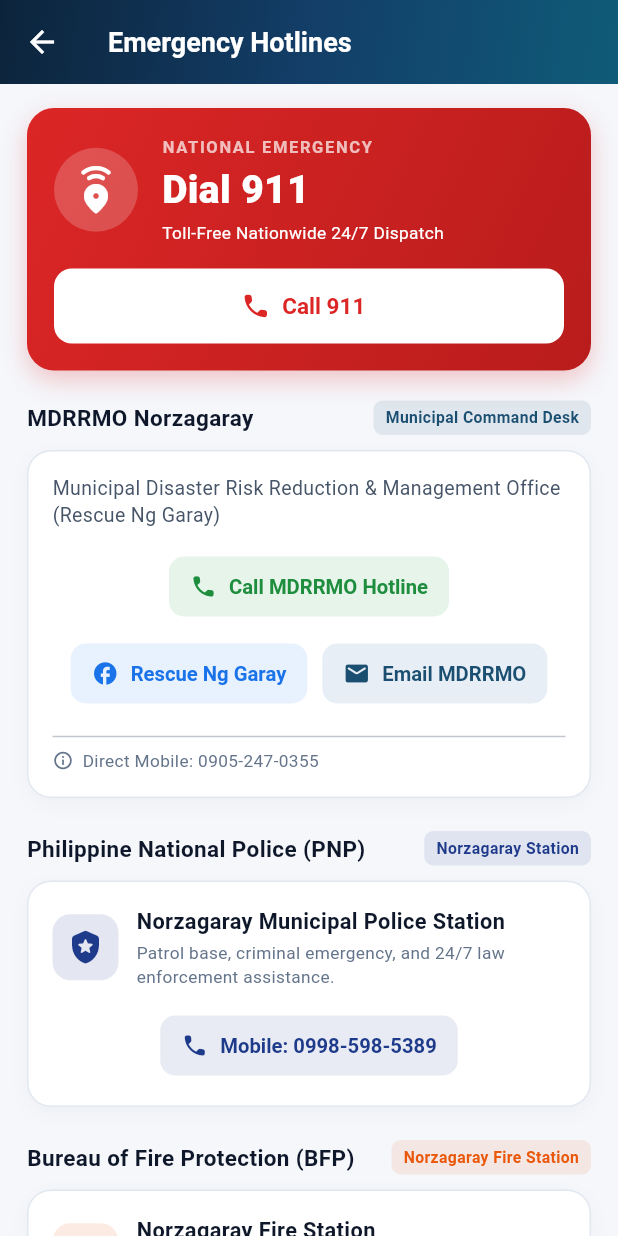
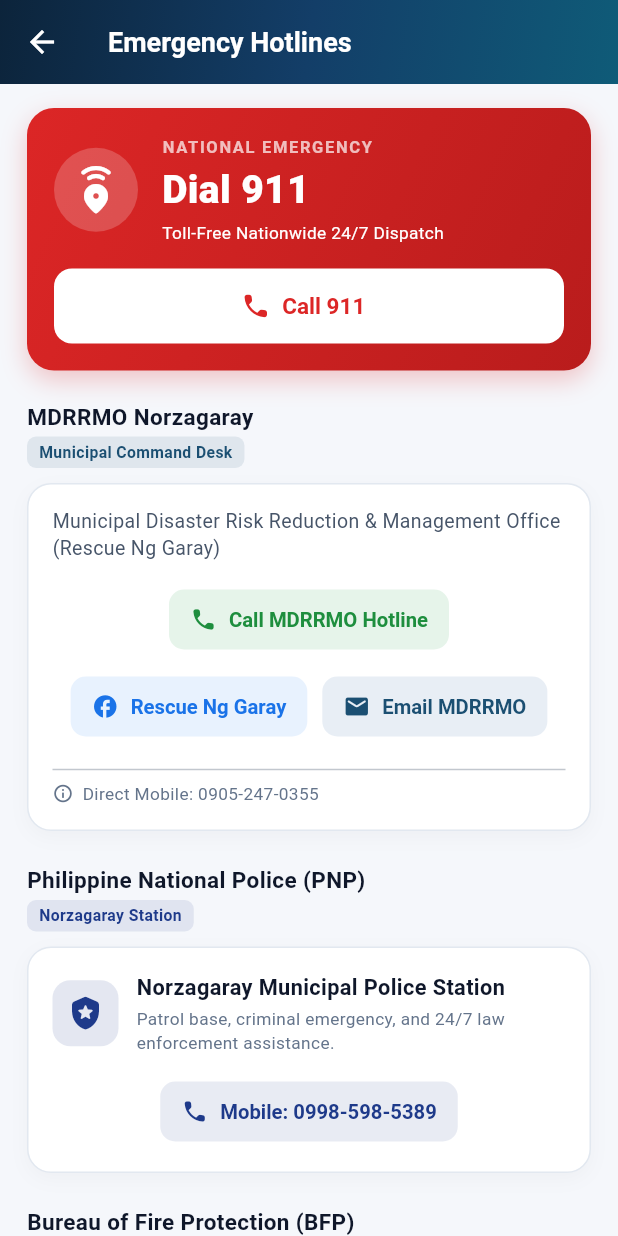
Before and after one commit to emmanuel16-cell/NorzAgapay, a Flutter app: the BarangayHotlineScreen screen opened directly, on a phone screen of 412 x 824 dp. Run offline on Flutter 3.47's test engine with Material 3 defaults, Android fonts, the light colour scheme and no system bars; our stand-ins replace camera, flutter_map, flutter_secure_storage, hive_flutter, image_picker, latlong2 and 6 more; accounts and stored records are empty; network calls fail; statements that could not run were skipped.

Commit message:
hotline fix

```diff
--- a/mobile_app/lib/screens/barangay_hotline_screen.dart
+++ b/mobile_app/lib/screens/barangay_hotline_screen.dart
@@ -478,10 +478,18 @@
         ]),
       );
 
-  Widget _sectionHeader(String title, String badge, Color color) => Row(children: [
-        Expanded(child: Text(title, style: const TextStyle(fontSize: 15, fontWeight: FontWeight.bold, color: Color(0xFF0F172A)))),
-        Container(padding: const EdgeInsets.symmetric(horizontal: 8, vertical: 4), decoration: BoxDecoration(color: color.withValues(alpha: .1), borderRadius: BorderRadius.circular(6)), child: Text(badge, style: TextStyle(fontSize: 10.5, fontWeight: FontWeight.bold, color: color))),
-      ]);
+  Widget _sectionHeader(String title, String badge, Color color) => Column(
+        crossAxisAlignment: CrossAxisAlignment.start,
+        children: [
+          Text(title, style: const TextStyle(fontSize: 15, fontWeight: FontWeight.bold, color: Color(0xFF0F172A))),
+          const SizedBox(height: 3),
+          Container(
+            padding: const EdgeInsets.symmetric(horizontal: 8, vertical: 3),
+            decoration: BoxDecoration(color: color.withValues(alpha: .1), borderRadius: BorderRadius.circular(6)),
+            child: Text(badge, style: TextStyle(fontSize: 10.5, fontWeight: FontWeight.bold, color: color)),
+          ),
+        ],
+      );
 
   Widget _actionChip(IconData icon, String label, Color background, Color foreground, VoidCallback onPressed) => ElevatedButton.icon(
         onPressed: onPressed,
```
Also changed, not shown: mobile_app/lib/mdrrmo/screens/mdrrmo_hotline_screen.dart (+9 -10 lines), resident_app/lib/screens/hotlines_screen.dart (+11 -2 lines).
